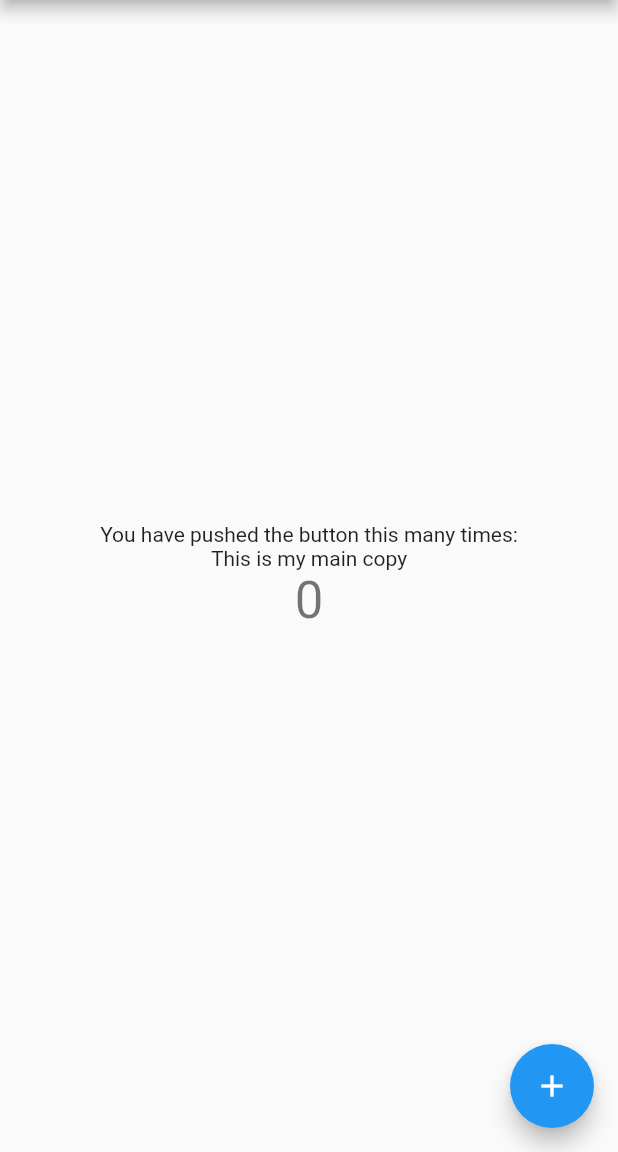
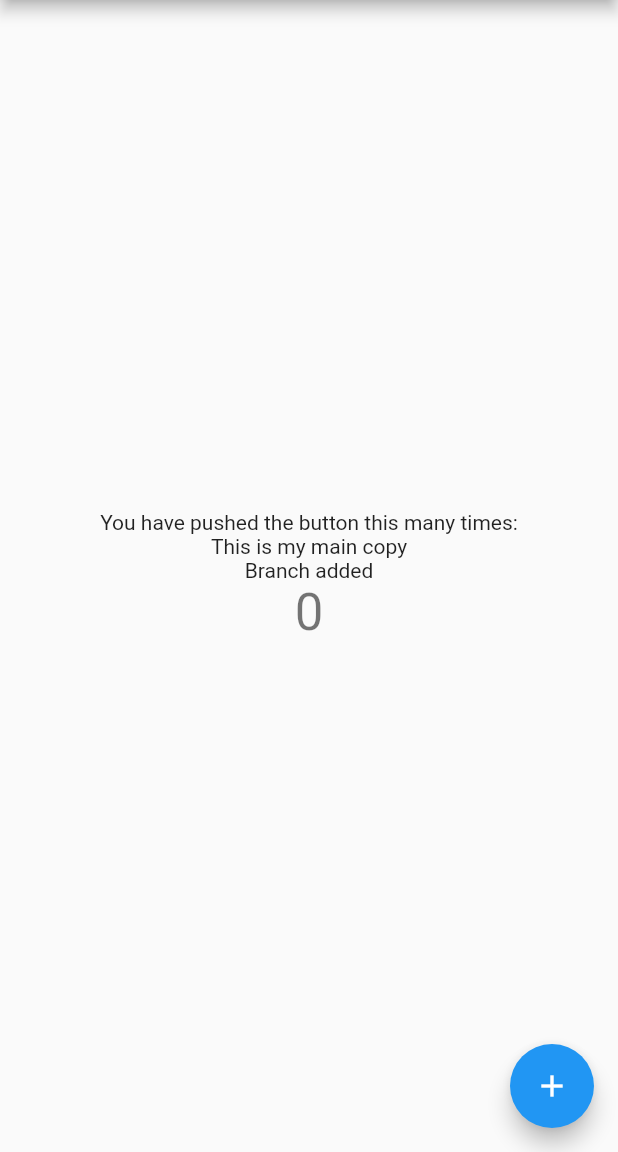
Before and after one commit to Tirth7545/github_practice, a Flutter app: the screen it shows after launch, on a phone screen of 412 x 824 dp, the part 84-1236 px from its top. Run offline on Flutter 3.47's test engine with Material 2 defaults, Android fonts, the phone set to English and light mode, and no system bars.

Commit message:
brach name added

```diff
--- a/lib/main.dart
+++ b/lib/main.dart
@@ -49,6 +49,7 @@ class _MyHomePageState extends State<MyHomePage> {
               'You have pushed the button this many times:',
             ),
             Text("This is my main copy"),
+            Text("Branch added"),
             Text(
               '$_counter',
               style: Theme.of(context).textTheme.display1,
```
